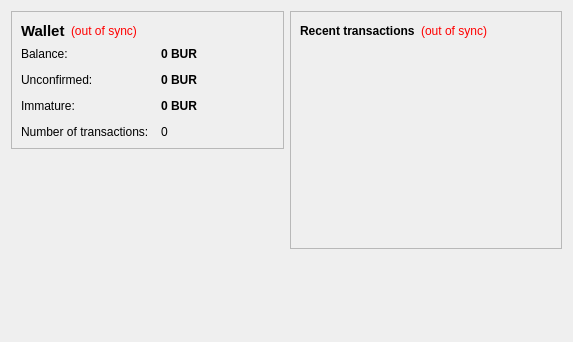
Before: the Qt Designer form src/qt/forms/overviewpage.ui in burbucoin/burbucoin, drawn with Qt 5.
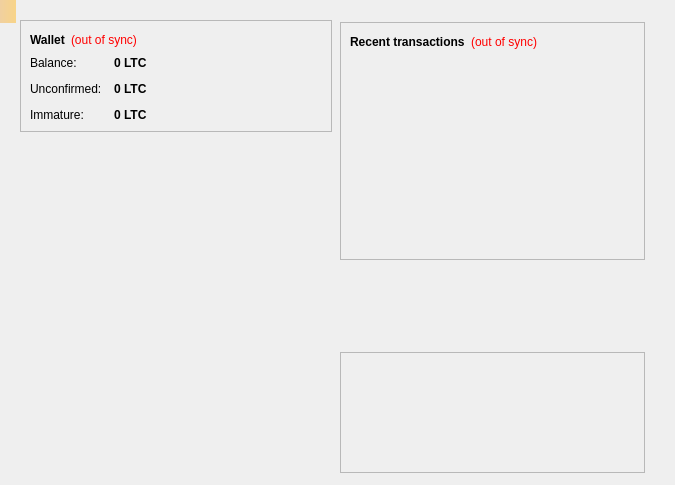
After: the same form once the commit is applied. Icons and pictures are not drawn.

The edit to the form file:
```diff
--- a/src/qt/forms/overviewpage.ui
+++ b/src/qt/forms/overviewpage.ui
@@ -6,15 +6,44 @@
    <rect>
     <x>0</x>
     <y>0</y>
-    <width>573</width>
-    <height>342</height>
+    <width>675</width>
+    <height>485</height>
    </rect>
   </property>
   <property name="windowTitle">
    <string>Form</string>
   </property>
-  <layout class="QHBoxLayout" name="horizontalLayout" stretch="1,1">
-   <item>
+  <widget class="QLabel" name="labelAlerts">
+   <property name="geometry">
+    <rect>
+     <x>0</x>
+     <y>0</y>
+     <width>16</width>
+     <height>23</height>
+    </rect>
+   </property>
+   <property name="visible">
+    <bool>false</bool>
+   </property>
+   <property name="styleSheet">
+    <string notr="true">background-color: qlineargradient(x1: 0, y1: 0, x2: 1, y2: 0, stop:0 #F0D0A0, stop:1 #F8D488); color:#000000;</string>
+   </property>
+   <property name="wordWrap">
+    <bool>true</bool>
+   </property>
+   <property name="margin">
+    <number>3</number>
+   </property>
+  </widget>
+  <widget class="QWidget" name="layoutWidget">
+   <property name="geometry">
+    <rect>
+     <x>20</x>
+     <y>20</y>
+     <width>312</width>
+     <height>451</height>
+    </rect>
+   </property>
     <layout class="QVBoxLayout" name="verticalLayout_2">
      <item>
       <widget class="QFrame" name="frame">
@@ -31,7 +60,6 @@
            <widget class="QLabel" name="label_5">
             <property name="font">
              <font>
-              <pointsize>11</pointsize>
               <weight>75</weight>
               <bold>true</bold>
              </font>
@@ -105,7 +133,7 @@
              <string>Your current balance</string>
             </property>
             <property name="text">
-             <string notr="true">0 BUR</string>
+            <string notr="true">0 LTC</string>
             </property>
             <property name="textInteractionFlags">
              <set>Qt::LinksAccessibleByMouse|Qt::TextSelectableByKeyboard|Qt::TextSelectableByMouse</set>
@@ -134,30 +162,13 @@
              <string>Total of transactions that have yet to be confirmed, and do not yet count toward the current balance</string>
             </property>
             <property name="text">
-             <string notr="true">0 BUR</string>
+            <string notr="true">0 LTC</string>
             </property>
             <property name="textInteractionFlags">
              <set>Qt::LinksAccessibleByMouse|Qt::TextSelectableByKeyboard|Qt::TextSelectableByMouse</set>
             </property>
            </widget>
           </item>
-          <item row="3" column="0">
-           <widget class="QLabel" name="label_2">
-            <property name="text">
-             <string>Number of transactions:</string>
-            </property>
-           </widget>
-          </item>
-          <item row="3" column="1">
-           <widget class="QLabel" name="labelNumTransactions">
-            <property name="toolTip">
-             <string>Total number of transactions in wallet</string>
-            </property>
-            <property name="text">
-             <string notr="true">0</string>
-            </property>
-           </widget>
-          </item>
           <item row="2" column="0">
            <widget class="QLabel" name="labelImmatureText">
             <property name="text">
@@ -177,7 +188,7 @@
              <string>Mined balance that has not yet matured</string>
             </property>
             <property name="text">
-             <string notr="true">0 BUR</string>
+            <string notr="true">0 LTC</string>
             </property>
             <property name="textInteractionFlags">
              <set>Qt::LinksAccessibleByMouse|Qt::TextSelectableByKeyboard|Qt::TextSelectableByMouse</set>
@@ -196,14 +207,20 @@
        </property>
        <property name="sizeHint" stdset="0">
         <size>
-         <width>20</width>
-         <height>40</height>
+        <width>307</width>
+        <height>29</height>
         </size>
        </property>
       </spacer>
      </item>
      <item>
       <widget class="QLabel" name="label_6">
+      <property name="minimumSize">
+       <size>
+        <width>310</width>
+        <height>310</height>
+       </size>
+      </property>
        <property name="text">
         <string/>
        </property>
@@ -217,12 +234,24 @@
         <set>Qt::AlignCenter</set>
        </property>
        <property name="margin">
-        <number>-2</number>
+       <number>0</number>
        </property>
       </widget>
      </item>
     </layout>
-   </item>
+  </widget>
+  <widget class="QWidget" name="">
+   <property name="geometry">
+    <rect>
+     <x>340</x>
+     <y>22</y>
+     <width>305</width>
+     <height>451</height>
+    </rect>
+   </property>
+   <layout class="QVBoxLayout" name="verticalLayout_6">
+    <item>
+     <layout class="QVBoxLayout" name="verticalLayout_5">
    <item>
     <layout class="QVBoxLayout" name="verticalLayout_3">
      <item>
@@ -312,7 +341,70 @@
     </layout>
    </item>
   </layout>
- </widget>
- <resources/>
+    </item>
+    <item>
+     <spacer name="verticalSpacer_3">
+      <property name="orientation">
+       <enum>Qt::Vertical</enum>
+      </property>
+      <property name="sizeHint" stdset="0">
+       <size>
+        <width>20</width>
+        <height>40</height>
+       </size>
+      </property>
+     </spacer>
+    </item>
+    <item>
+     <widget class="QFrame" name="frame_3">
+      <property name="minimumSize">
+       <size>
+        <width>281</width>
+        <height>121</height>
+       </size>
+      </property>
+      <property name="frameShape">
+       <enum>QFrame::StyledPanel</enum>
+      </property>
+      <property name="frameShadow">
+       <enum>QFrame::Raised</enum>
+      </property>
+      <widget class="QLabel" name="label_2">
+       <property name="geometry">
+        <rect>
+         <x>40</x>
+         <y>10</y>
+         <width>210</width>
+         <height>101</height>
+        </rect>
+       </property>
+       <property name="minimumSize">
+        <size>
+         <width>210</width>
+         <height>100</height>
+        </size>
+       </property>
+       <property name="text">
+        <string/>
+       </property>
+       <property name="pixmap">
+        <pixmap resource="../bitcoin.qrc">:/icons/res/images/banner2.png</pixmap>
+       </property>
+      </widget>
+     </widget>
+    </item>
+   </layout>
+  </widget>
+  <zorder>labelAlerts</zorder>
+  <zorder>layoutWidget</zorder>
+  <zorder>frame_3</zorder>
+  <zorder>layoutWidget</zorder>
+  <zorder>label_7</zorder>
+  <zorder>verticalSpacer_3</zorder>
+  <zorder>verticalSpacer_3</zorder>
+ </widget>
+ <resources>
+  <include location="../bitcoin.qrc"/>
+ </resources>
  <connections/>
 </ui>
```
Left out of the diff: 9 changed lines with no effect on the pictures. Lines whose indentation alone changed are shown as unchanged.
